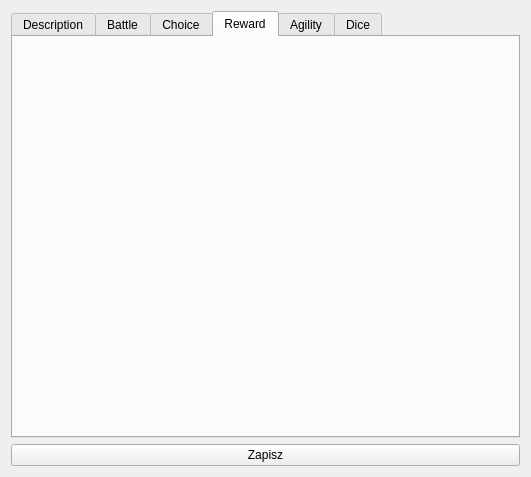
Before: the Qt Designer form DataManager/forms/GUI/action/actionview.ui in jurikimurik/Witcher_Adventures_PHP_QTCPP, drawn with Qt 5.
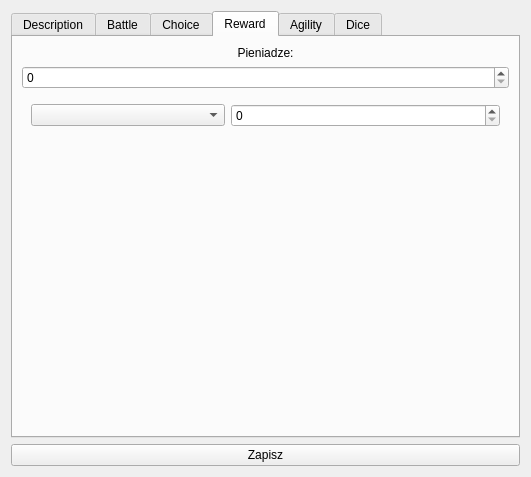
After: the same form once the commit is applied. The open tabs and pages were chosen to show the change. Icons and pictures are not drawn.

Commit message: Example of GUI for reward action has been created.

What changed in the file:
```diff
--- a/DataManager/forms/GUI/action/actionview.ui
+++ b/DataManager/forms/GUI/action/actionview.ui
@@ -134,6 +134,68 @@
       <attribute name="title">
        <string>Reward</string>
       </attribute>
+      <layout class="QVBoxLayout" name="verticalLayout_5">
+       <item>
+        <widget class="QLabel" name="moneyLabel">
+         <property name="sizePolicy">
+          <sizepolicy hsizetype="Expanding" vsizetype="Fixed">
+           <horstretch>0</horstretch>
+           <verstretch>0</verstretch>
+          </sizepolicy>
+         </property>
+         <property name="text">
+          <string>Pieniadze:</string>
+         </property>
+         <property name="scaledContents">
+          <bool>false</bool>
+         </property>
+         <property name="alignment">
+          <set>Qt::AlignCenter</set>
+         </property>
+        </widget>
+       </item>
+       <item>
+        <widget class="QSpinBox" name="moneySpinBox">
+         <property name="maximum">
+          <number>9999999</number>
+         </property>
+        </widget>
+       </item>
+       <item>
+        <widget class="QWidget" name="itemsWidget" native="true">
+         <layout class="QFormLayout" name="formLayout_2">
+          <item row="0" column="0">
+           <widget class="QComboBox" name="itemBox1">
+            <property name="sizePolicy">
+             <sizepolicy hsizetype="Expanding" vsizetype="Fixed">
+              <horstretch>0</horstretch>
+              <verstretch>0</verstretch>
+             </sizepolicy>
+            </property>
+            <property name="placeholderText">
+             <string>Przedmiot do uzyskania...</string>
+            </property>
+            <item>
+             <property name="text">
+              <string>*DODAJ NOWY PRZEDMIOT*</string>
+             </property>
+            </item>
+           </widget>
+          </item>
+          <item row="0" column="1">
+           <widget class="QSpinBox" name="countBox1">
+            <property name="sizePolicy">
+             <sizepolicy hsizetype="Minimum" vsizetype="Fixed">
+              <horstretch>0</horstretch>
+              <verstretch>0</verstretch>
+             </sizepolicy>
+            </property>
+           </widget>
+          </item>
+         </layout>
+        </widget>
+       </item>
+      </layout>
      </widget>
      <widget class="QWidget" name="agilityAction">
       <attribute name="title">
```
Left out of the diff: 5 changed lines with no effect on the pictures.
